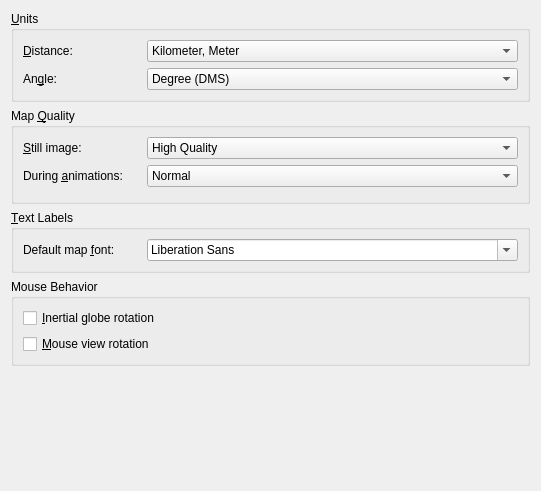
The window that core/utilities/geolocation/marble/settings/MarbleViewSettingsWidget.ui (RPhay/MyDigikam) describes before a commit, drawn with Qt 5.
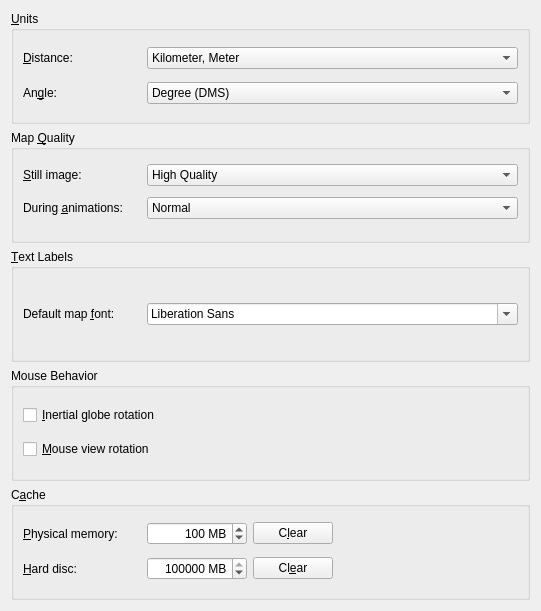
The same window after the commit.

What changed in the file:
```diff
--- a/core/utilities/geolocation/marble/settings/MarbleViewSettingsWidget.ui
+++ b/core/utilities/geolocation/marble/settings/MarbleViewSettingsWidget.ui
@@ -7,7 +7,7 @@
     <x>0</x>
     <y>0</y>
     <width>541</width>
-    <height>491</height>
+    <height>611</height>
    </rect>
   </property>
   <layout class="QVBoxLayout" name="verticalLayout">
@@ -338,17 +338,156 @@
     </widget>
    </item>
    <item>
-    <spacer>
-     <property name="orientation">
-      <enum>Qt::Vertical</enum>
+    <widget class="QGroupBox" name="groupBox_cache">
+     <property name="toolTip">
+      <string>&lt;html&gt;&lt;head&gt;&lt;meta name=&quot;qrichtext&quot; content=&quot;1&quot; /&gt;&lt;style type=&quot;text/css&quot;&gt;
+p, li { white-space: pre-wrap; }
+&lt;/style&gt;&lt;/head&gt;&lt;body style=&quot; font-family:'Sans Serif'; font-size:9pt; font-weight:400; font-style:normal;&quot;&gt;
+&lt;p style=&quot; margin-top:0px; margin-bottom:0px; margin-left:0px; margin-right:0px; -qt-block-indent:0; text-indent:0px;&quot;&gt;There are two caches being used for Marble: The physical memory which is needed to keep map data in the computer's memory. Increasing the value will make the application more responsive. The hard disc memory cache is used by download contents from the Internet (e.g. Wikipedia data or map data). Decrease this value if you want to save space on the hard disc and if high usage of the Internet is not an issue. &lt;/p&gt;&lt;/body&gt;&lt;/html&gt;</string>
      </property>
-     <property name="sizeHint" stdset="0">
-      <size>
-       <width>446</width>
-       <height>20</height>
-      </size>
+     <property name="title">
+      <string>C&amp;ache</string>
      </property>
-    </spacer>
+     <layout class="QGridLayout" name="_2">
+      <item row="0" column="0">
+       <widget class="QLabel" name="label_volatileCache">
+        <property name="sizePolicy">
+         <sizepolicy hsizetype="Maximum" vsizetype="Preferred">
+          <horstretch>0</horstretch>
+          <verstretch>0</verstretch>
+         </sizepolicy>
+        </property>
+        <property name="minimumSize">
+         <size>
+          <width>118</width>
+          <height>0</height>
+         </size>
+        </property>
+        <property name="text">
+         <string>&amp;Physical memory:</string>
+        </property>
+        <property name="buddy">
+         <cstring>kcfg_volatileTileCacheLimit</cstring>
+        </property>
+       </widget>
+      </item>
+      <item row="0" column="1">
+       <widget class="QSpinBox" name="kcfg_volatileTileCacheLimit">
+        <property name="alignment">
+         <set>Qt::AlignRight</set>
+        </property>
+        <property name="suffix">
+         <string> MB</string>
+        </property>
+        <property name="maximum">
+         <number>999999</number>
+        </property>
+        <property name="value">
+         <number>100</number>
+        </property>
+       </widget>
+      </item>
+      <item row="0" column="2">
+       <widget class="QPushButton" name="button_clearVolatileCache">
+        <property name="sizePolicy">
+         <sizepolicy hsizetype="Maximum" vsizetype="Fixed">
+          <horstretch>0</horstretch>
+          <verstretch>0</verstretch>
+         </sizepolicy>
+        </property>
+        <property name="text">
+         <string>C&amp;lear</string>
+        </property>
+       </widget>
+      </item>
+      <item row="0" column="4">
+       <spacer>
+        <property name="orientation">
+         <enum>Qt::Horizontal</enum>
+        </property>
+        <property name="sizeHint" stdset="0">
+         <size>
+          <width>10</width>
+          <height>20</height>
+         </size>
+        </property>
+       </spacer>
+      </item>
+      <item row="1" column="0">
+       <widget class="QLabel" name="label_persistentCache">
+        <property name="sizePolicy">
+         <sizepolicy hsizetype="Maximum" vsizetype="Preferred">
+          <horstretch>0</horstretch>
+          <verstretch>0</verstretch>
+         </sizepolicy>
+        </property>
+        <property name="minimumSize">
+         <size>
+          <width>118</width>
+          <height>0</height>
+         </size>
+        </property>
+        <property name="text">
+         <string>&amp;Hard disc:</string>
+        </property>
+        <property name="buddy">
+         <cstring>kcfg_persistentTileCacheLimit</cstring>
+        </property>
+       </widget>
+      </item>
+      <item row="1" column="1">
+       <widget class="QSpinBox" name="kcfg_persistentTileCacheLimit">
+        <property name="minimumSize">
+         <size>
+          <width>100</width>
+          <height>0</height>
+         </size>
+        </property>
+        <property name="alignment">
+         <set>Qt::AlignRight</set>
+        </property>
+        <property name="specialValueText">
+         <string>Unlimited</string>
+        </property>
+        <property name="suffix">
+         <string> MB</string>
+        </property>
+        <property name="maximum">
+         <number>999999</number>
+        </property>
+        <property name="value">
+         <number>999999</number>
+        </property>
+       </widget>
+      </item>
+      <item row="1" column="2" colspan="2">
+       <widget class="QPushButton" name="button_clearPersistentCache">
+        <property name="sizePolicy">
+         <sizepolicy hsizetype="Maximum" vsizetype="Fixed">
+          <horstretch>0</horstretch>
+          <verstretch>0</verstretch>
+         </sizepolicy>
+        </property>
+        <property name="text">
+         <string>Cl&amp;ear</string>
+        </property>
+       </widget>
+      </item>
+      <item row="1" column="4">
+       <spacer>
+        <property name="orientation">
+         <enum>Qt::Horizontal</enum>
+        </property>
+        <property name="sizeHint" stdset="0">
+         <size>
+          <width>10</width>
+          <height>20</height>
+         </size>
+        </property>
+       </spacer>
+      </item>
+     </layout>
+    </widget>
    </item>
   </layout>
  </widget>
```
Left out of the diff: 3 changed lines with no effect on the pictures.
